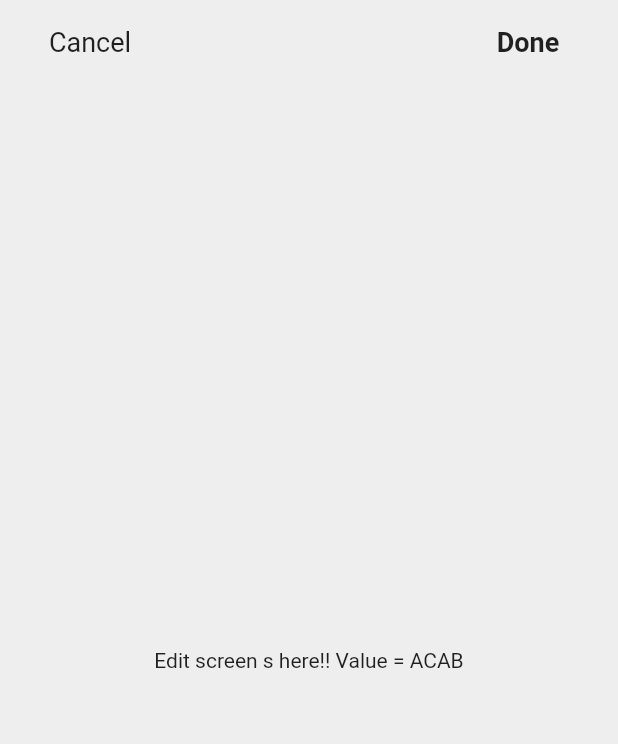
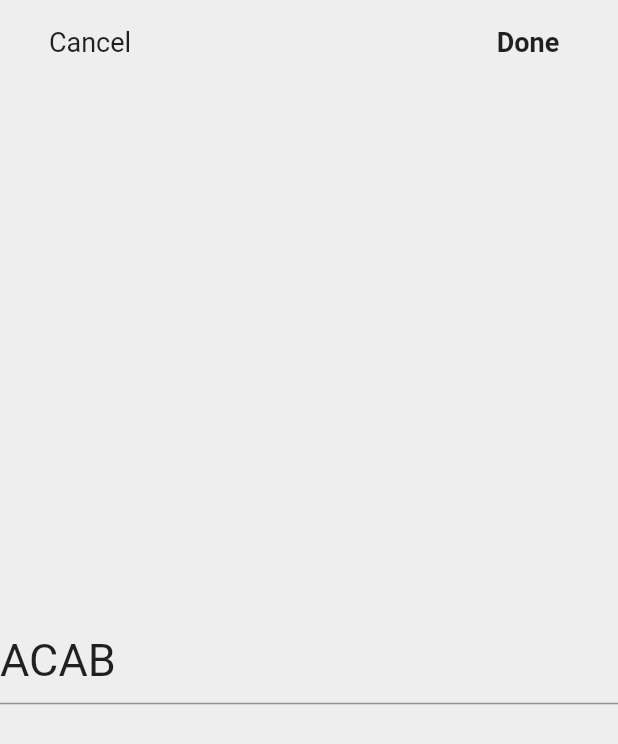
Before and after one commit to instinctools/routine, a Flutter app: the EditScreen screen opened directly, on a phone screen of 412 x 824 dp. Shown: the top 744 px of the screen. Run offline on Flutter 3.47's test engine with Material 2 defaults, Android fonts, the phone set to English and light mode, and no system bars.

Commit message:
add text input with validation

```diff
--- a/Flutter/routine_flutter/lib/ui/edit/editscreen.dart
+++ b/Flutter/routine_flutter/lib/ui/edit/editscreen.dart
@@ -15,6 +15,15 @@ class _EditScreenState extends State<EditScreen> {
   String value;
 
   _EditScreenState(this.value);
+
+  TextEditingController _controller;
+  final _titleFormKey = GlobalKey<FormState>();
+
+  @override
+  void initState() {
+    super.initState();
+    _controller = TextEditingController(text: widget.value);
+  }
 
   @override
   Widget build(BuildContext context) {
@@ -38,14 +47,47 @@ class _EditScreenState extends State<EditScreen> {
                 Strings.EDIT_DONE_BUTTON_TEXT,
                 style: Styles.edit_appbar_done_text_style,
               ),
-              onPressed: () => print('Done clicked!!'),
+              onPressed: () => _titleFormKey.currentState.validate()
+                  ? print('value = ${_controller.value.text}')
+                  : print('validation failed'),
             )
           ],
         ),
       ),
       body: Center(
-        child: Text('Edit screen s here!! Value = $value'),
+        child: TitleInputForm(_controller, _titleFormKey),
       ),
     );
   }
 }
+
+class TitleInputForm extends StatefulWidget {
+  const TitleInputForm(this._controller, this._formKey, {Key key})
+      : super(key: key);
+  final TextEditingController _controller;
+  final GlobalKey _formKey;
+
+  @override
+  _TitleInputFormState createState() => _TitleInputFormState();
+}
+
+class _TitleInputFormState extends State<TitleInputForm> {
+  @override
+  Widget build(BuildContext context) {
+    return Form(
+      key: widget._formKey,
+      child: TextFormField(
+        controller: widget._controller,
+        style: Styles.edit_input_text_style,
+        keyboardType: TextInputType.text,
+        validator: (value) =>
+            value.isNotEmpty ? null : Strings.edit_input_error_message,
+        decoration: InputDecoration(
+            focusedBorder: UnderlineInputBorder(),
+            hintStyle: Styles.edit_input_text_style,
+            hintText: Strings.edit_text_input_hint,
+            errorStyle: Styles.edit_input_error_style),
+      ),
+    );
+  }
+}
--- a/Flutter/routine_flutter/lib/utils/consts.dart
+++ b/Flutter/routine_flutter/lib/utils/consts.dart
@@ -5,6 +5,8 @@ class Strings {
 
   static const String EDIT_CANCEL_BUTTON_TEXT = 'Cancel';
   static const String EDIT_DONE_BUTTON_TEXT = 'Done';
+  static const String edit_text_input_hint = 'Type recurring task name...';
+  static const String edit_input_error_message = 'Title should be not empty!';
 }
 
 class Dimens {
--- a/Flutter/routine_flutter/lib/utils/styles.dart
+++ b/Flutter/routine_flutter/lib/utils/styles.dart
@@ -7,7 +7,7 @@ class Styles {
 
   // ignore: non_constant_identifier_names
   static TextStyle TODO_ITEM_TITLE_TEXT =
-      TextStyle(color: Colors.white.withOpacity(0.95), fontSize: 19.0);
+  TextStyle(color: Colors.white.withOpacity(0.95), fontSize: 19.0);
 
   static const TODO_ITEM_TIME_TEXT = TextStyle(
     color: Colors.white54,
@@ -15,8 +15,14 @@ class Styles {
   );
 
   static const edit_appbar_done_text_style =
-      TextStyle(fontWeight: FontWeight.bold, fontSize: 18.0);
+  TextStyle(fontWeight: FontWeight.bold, fontSize: 18.0);
 
   static const edit_appbar_cancel_text_style =
-      TextStyle(fontWeight: FontWeight.w400, fontSize: 18.0);
+  TextStyle(fontWeight: FontWeight.w400, fontSize: 18.0);
+
+  static const edit_input_text_style =
+  TextStyle( fontSize: 30.0);
+
+  static const edit_input_error_style =
+  TextStyle(fontWeight: FontWeight.w400, fontSize: 18.0);
 }
```
